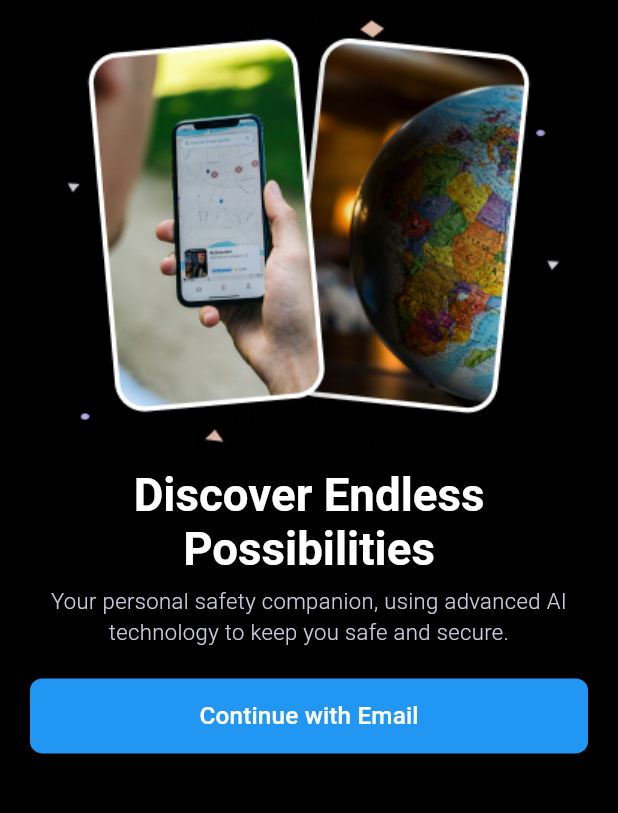
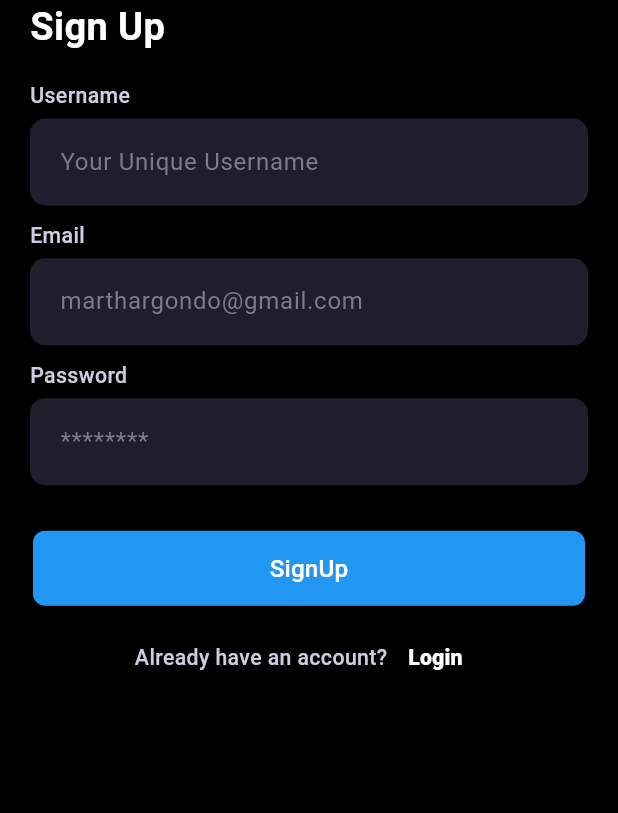
Before and after one commit to ekinyua/GuardianAI, a Flutter app: the screen it shows after launch, after a tap on "Continue with Email", on a phone screen of 412 x 824 dp, the part 248-1061 px from its top. Run offline on Flutter 3.47's test engine with Material 3 defaults, Android fonts, the phone set to English and light mode, and no system bars; our stand-ins replace flutter_screenutil, page_transition; Roboto replaces fonts that are missing (Poppins).

Commit message:
forgot password login signup screens done

```diff
--- a/mobile/guardian_ai/lib/onboarding/onboarding.dart
+++ b/mobile/guardian_ai/lib/onboarding/onboarding.dart
@@ -1,5 +1,7 @@
 import 'package:flutter/material.dart';
 import 'package:flutter_screenutil/flutter_screenutil.dart';
+import 'package:guardian_ai/signup/signup.dart';
+import 'package:page_transition/page_transition.dart';
 
 class OnboardingScreen extends StatelessWidget {
   const OnboardingScreen({super.key});
@@ -9,7 +11,9 @@ class OnboardingScreen extends StatelessWidget {
     return SafeArea(
       child: Scaffold(
         backgroundColor: const Color(0xff000000),
-        body: Center(
+        body: SingleChildScrollView(
+          scrollDirection: Axis.vertical,
+          child: Center(
               child: Column(
             children: [
               Image.asset('assets/logo.png'),
@@ -33,7 +37,7 @@ class OnboardingScreen extends StatelessWidget {
               ),
               SizedBox(height: 5.h),
               Padding(
-              padding: const EdgeInsets.symmetric(horizontal: 20),
+                padding: EdgeInsets.symmetric(horizontal: 20.w),
                 child: Text(
                   'Your personal safety companion, using advanced AI technology to keep you safe and secure.',
                   style: TextStyle(
@@ -46,10 +50,14 @@ class OnboardingScreen extends StatelessWidget {
               ),
               SizedBox(height: 20.h),
               Padding(
-              padding: const EdgeInsets.symmetric(horizontal: 20),
+                padding: EdgeInsets.symmetric(horizontal: 20.w),
                 child: ElevatedButton(
                   onPressed: () {
-                  // Handle button press
+                    Navigator.push(
+                        context,
+                        PageTransition(
+                            type: PageTransitionType.leftToRight,
+                            child: const SignUpScreen()));
                   },
                   style: ElevatedButton.styleFrom(
                     backgroundColor: Colors.blue,
@@ -70,6 +78,7 @@ class OnboardingScreen extends StatelessWidget {
               ),
             ],
           )),
+        ),
       ),
     );
   }
--- /dev/null
+++ b/mobile/guardian_ai/lib/signup/signup.dart
@@ -0,0 +1,228 @@
+// ignore_for_file: library_private_types_in_public_api
+
+import 'package:flutter/material.dart';
+import 'package:flutter_screenutil/flutter_screenutil.dart';
+import 'package:guardian_ai/login/login.dart';
+import 'package:page_transition/page_transition.dart';
+
+class SignUpScreen extends StatelessWidget {
+  const SignUpScreen({super.key});
+
+  @override
+  Widget build(BuildContext context) {
+    return SafeArea(
+      child: Scaffold(
+        backgroundColor: Colors.black,
+        body: SingleChildScrollView(
+          scrollDirection: Axis.vertical,
+          child: Column(
+            mainAxisAlignment: MainAxisAlignment.start,
+            children: [
+              Image.asset('assets/logo.png'),
+              Padding(
+                padding: const EdgeInsets.symmetric(horizontal: 20),
+                child: Column(
+                  crossAxisAlignment: CrossAxisAlignment.start,
+                  children: [
+                    Text(
+                      'Sign Up',
+                      style: TextStyle(
+                        color: Colors.white,
+                        fontSize: 25.sp,
+                        fontWeight: FontWeight.bold,
+                        fontFamily: 'Poppins',
+                      ),
+                    ),
+                    SizedBox(height: 18.h),
+                    Text('Username',
+                        style: TextStyle(
+                          color: const Color(0xFFCDCDE0),
+                          fontSize: 14.sp,
+                          fontWeight: FontWeight.w500,
+                        )),
+                    SizedBox(height: 5.h),
+                    Container(
+                      padding: const EdgeInsets.all(5),
+                      decoration: BoxDecoration(
+                        color: const Color(0xff1E1E2D),
+                        borderRadius: BorderRadius.circular(10),
+                      ),
+                      child: TextFormField(
+                        style: const TextStyle(color: Colors.white),
+                        cursorColor: Colors.white,
+                        decoration: const InputDecoration(
+                          border: InputBorder.none,
+                          focusedBorder: InputBorder.none,
+                          enabledBorder: InputBorder.none,
+                          errorBorder: InputBorder.none,
+                          disabledBorder: InputBorder.none,
+                          errorMaxLines: 3,
+                          hintText: 'Your Unique Username',
+                          hintStyle: TextStyle(
+                            color: Color(0xFF7B7B8B),
+                          ),
+                          contentPadding: EdgeInsets.only(
+                            left: 15,
+                            bottom: 11,
+                            top: 11,
+                            right: 15,
+                          ),
+                        ),
+                      ),
+                    ),
+                    SizedBox(height: 10.h),
+                    Text('Email',
+                        style: TextStyle(
+                          color: const Color(0xFFCDCDE0),
+                          fontSize: 14.sp,
+                          fontWeight: FontWeight.w500,
+                        )),
+                    SizedBox(height: 5.h),
+                    Container(
+                      padding: const EdgeInsets.all(5),
+                      decoration: BoxDecoration(
+                        color: const Color(0xff1E1E2D),
+                        borderRadius: BorderRadius.circular(10),
+                      ),
+                      child: TextFormField(
+                        style: const TextStyle(color: Colors.white),
+                        cursorColor: Colors.white,
+                        decoration: const InputDecoration(
+                          border: InputBorder.none,
+                          focusedBorder: InputBorder.none,
+                          enabledBorder: InputBorder.none,
+                          errorBorder: InputBorder.none,
+                          disabledBorder: InputBorder.none,
+                          errorMaxLines: 3,
+                          hintText: 'marthargondo@gmail.com',
+                          hintStyle: TextStyle(
+                            color: Color(0xFF7B7B8B),
+                          ),
+                          contentPadding: EdgeInsets.only(
+                            left: 15,
+                            bottom: 11,
+                            top: 11,
+                            right: 15,
+                          ),
+                        ),
+                      ),
+                    ),
+                    SizedBox(height: 10.h),
+                    Text(
+                      'Password',
+                      style: TextStyle(
+                        color: const Color(0xFFCDCDE0),
+                        fontSize: 14.sp,
+                        fontWeight: FontWeight.w500,
+                      ),
+                    ),
+                    SizedBox(height: 5.h),
+                    Container(
+                      padding: const EdgeInsets.all(5),
+                      decoration: BoxDecoration(
+                        color: const Color(0xff1E1E2D),
+                        borderRadius: BorderRadius.circular(10),
+                      ),
+                      child: TextFormField(
+                        style: const TextStyle(color: Colors.white),
+                        cursorColor: Colors.white,
+                        keyboardType: TextInputType.visiblePassword,
+                        decoration: const InputDecoration(
+                          border: InputBorder.none,
+                          focusedBorder: InputBorder.none,
+                          enabledBorder: InputBorder.none,
+                          errorBorder: InputBorder.none,
+                          disabledBorder: InputBorder.none,
+                          errorMaxLines: 3,
+                          hintText: '********',
+                          hintStyle: TextStyle(
+                            color: Color(0xFF7B7B8B),
+                          ),
+                          // suffix: IconButton(
+                          //   icon: Icon(
+                          //     _obscurePassword
+                          //         ? Icons.visibility
+                          //         : Icons.visibility_off,
+                          //     color: const Color(0xFF7B7B8B),
+                          //   ),
+                          //   onPressed: () {
+                          //     setState(() {
+                          //       _obscurePassword = !_obscurePassword;
+                          //     });
+                          //   },
+                          // ),
+                          // hintStyle: const TextStyle(
+                          //   color: Color(0xFF7B7B8B),
+                          // ),
+                          contentPadding: EdgeInsets.only(
+                            left: 15,
+                            bottom: 11,
+                            top: 11,
+                            right: 15,
+                          ),
+                        ),
+                      ),
+                    ),
+                  ],
+                ),
+              ),
+              SizedBox(height: 30.h),
+              Padding(
+                padding: EdgeInsets.symmetric(horizontal: 20.w),
+                child: ElevatedButton(
+                  onPressed: () {},
+                  style: ElevatedButton.styleFrom(
+                    backgroundColor: Colors.blue,
+                    minimumSize: const Size(double.infinity, 50),
+                    shape: RoundedRectangleBorder(
+                      borderRadius: BorderRadius.circular(8),
+                    ),
+                  ),
+                  child: Text(
+                    'SignUp',
+                    style: TextStyle(
+                        fontSize: 16.sp,
+                        fontWeight: FontWeight.w500,
+                        fontFamily: 'Poppins',
+                        color: Colors.white),
+                  ),
+                ),
+              ),
+              SizedBox(height: 10.h),
+              Row(
+                mainAxisAlignment: MainAxisAlignment.center,
+                children: [
+                  Text(
+                    'Already have an account?',
+                    style: TextStyle(
+                      color: const Color(0xffCDCDE0),
+                      fontSize: 14.sp,
+                      fontWeight: FontWeight.w500,
+                    ),
+                  ),
+                  TextButton(
+                    onPressed: () {
+                      Navigator.push(
+                          context,
+                          PageTransition(
+                              type: PageTransitionType.leftToRight,
+                              child: const LoginScreen()));
+                    },
+                    child: Text(
+                      'Login',
+                      style: TextStyle(
+                        color: Colors.white,
+                        fontSize: 14.sp,
+                        fontWeight: FontWeight.w900,
+                      ),
+                    ),
+                  ),
+                ],
+              ),
+            ],
+          ),
+        ),
+      ),
+    );
+  }
+}
```
Also changed, not shown: mobile/guardian_ai/lib/forgot_password/forgotpassword.dart (added, +147 -0 lines), mobile/guardian_ai/lib/login/login.dart (added, +195 -0 lines). Lines whose indentation alone changed are shown as unchanged.
